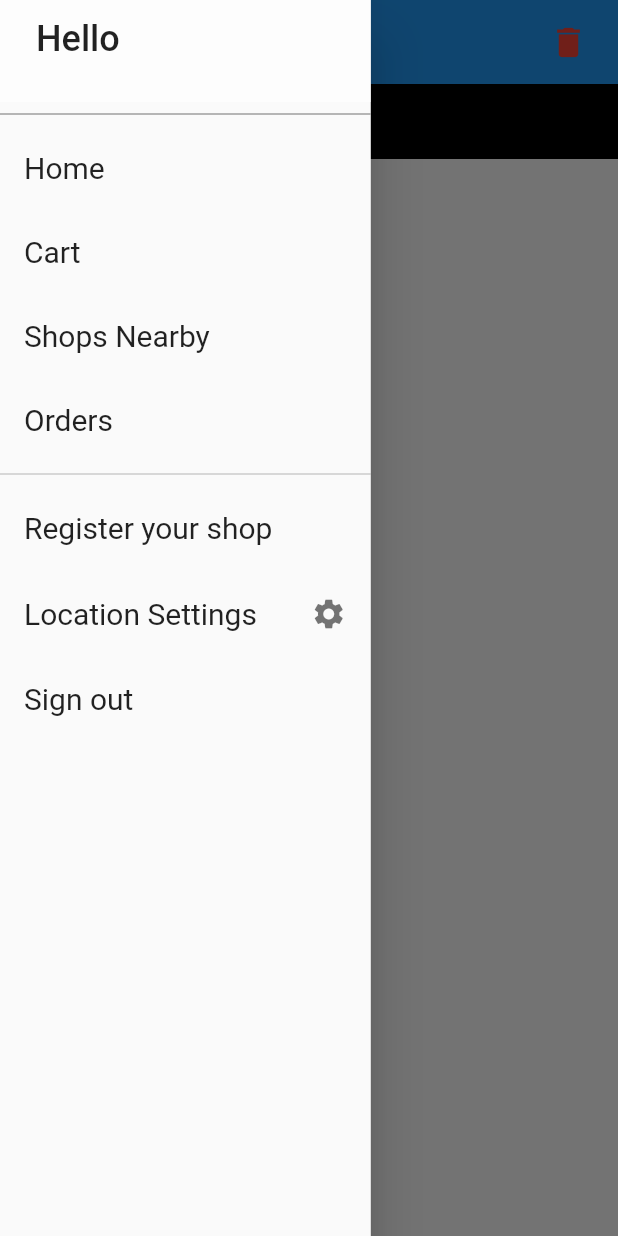
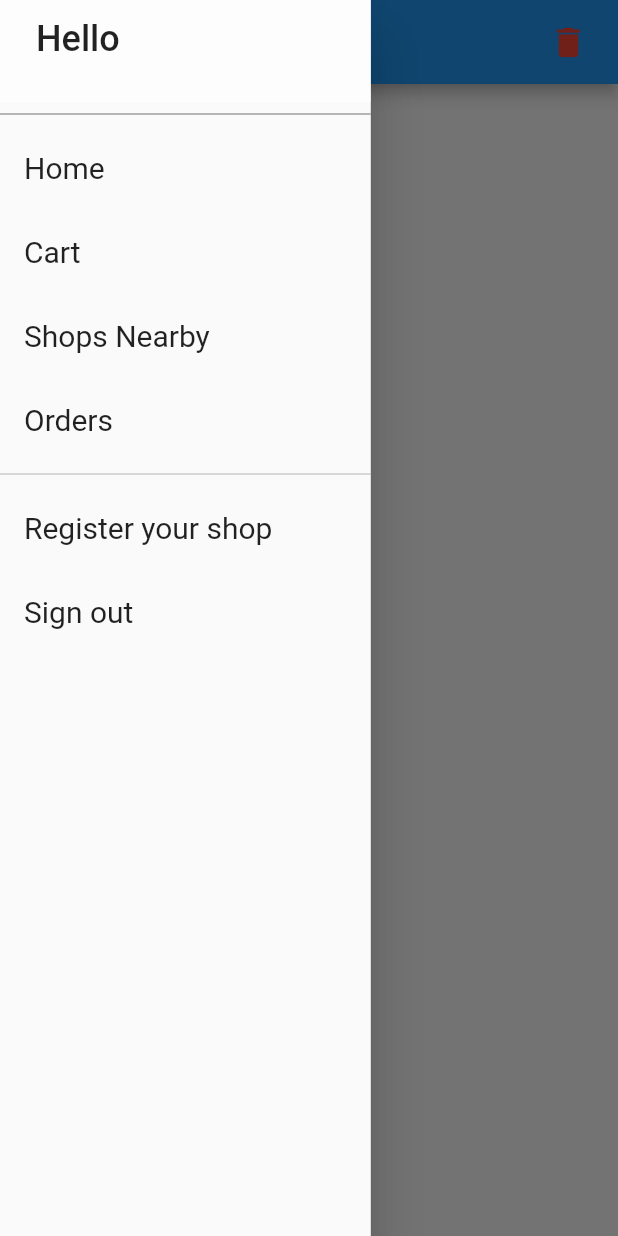
Before and after one commit to slawaty/EndProject, a Flutter app: the CartPage screen opened by its route, with the side drawer open, on a phone screen of 412 x 824 dp. Run offline on Flutter 3.47's test engine with Material 2 defaults, Android fonts, the phone set to English and light mode, and no system bars; our stand-ins replace cached_network_image, cloud_firestore, email_validator, firebase_auth, firebase_storage, geolocator and 6 more; missing offline and left inert: geoflutterfire; accounts and stored records are empty; generated files the repository leaves out were written again; network calls fail.

Commit message:
Second commit

```diff
--- a/lib/pages/cart.dart
+++ b/lib/pages/cart.dart
@@ -63,7 +63,8 @@ class _CartPageState extends State<CartPage> {
             }
             return Scaffold(
               drawer: DrawerPage(),
-              appBar: AppBar(title: Text("APP_NAME"), actions: <Widget>[
+              appBar: AppBar(title: Text("Cart"), actions: <Widget>[
+
                 Padding(
                     padding: EdgeInsets.only(right: 20.0),
                     child: GestureDetector(
@@ -81,10 +82,8 @@ class _CartPageState extends State<CartPage> {
               body: Container(
                 child: ListView(
                   children: <Widget>[
+
                     Container(
-                      height: 50,
-                      width: double.infinity,
-                      color: Colors.black,
                       child: StreamBuilder<List<String>>(
                           stream: cart.updateShops(user.uid),
                           builder: (context, snapshots) {
@@ -100,6 +99,7 @@ class _CartPageState extends State<CartPage> {
                                     mainAxisSize: MainAxisSize.min,
                                     children: [
                                       for (String i in snapshots.data)
+
                                         Container(
                                           padding: const EdgeInsets.only(
                                               left: 4.0, right: 4.0),
@@ -112,6 +112,7 @@ class _CartPageState extends State<CartPage> {
                             }
                           }),
                     ),
+
                     Container(
                       child: Column(
                         children: list,
@@ -120,6 +121,7 @@ class _CartPageState extends State<CartPage> {
                   ],
                 ),
               ),
+
               bottomNavigationBar: BottomAppBar(
                 child: Row(
                   mainAxisAlignment: MainAxisAlignment.end,
--- a/lib/pages/orderitems.dart
+++ b/lib/pages/orderitems.dart
@@ -32,7 +32,7 @@ class OrderItemsPage extends StatelessWidget {
             return Scaffold(
               drawer: DrawerPage(),
               body: ListView(children: list),
-              appBar: AppBar(title: Text("APP_NAME"),actions: <Widget>[CartIcon()],),
+              appBar: AppBar(title: Text("Order"),actions: <Widget>[CartIcon()],),
             );
           }
         },
--- a/lib/pages/orders.dart
+++ b/lib/pages/orders.dart
@@ -33,7 +33,7 @@ class OrdersPage extends StatelessWidget {
               drawer: DrawerPage(),
               body: ListView(children: list),
               appBar: AppBar(
-                title: Text("APP_NAME"),
+                title: Text("Order History"),
                 actions: <Widget>[CartIcon()],
               ),
             );
--- a/lib/widgets/drawer.dart
+++ b/lib/widgets/drawer.dart
@@ -114,26 +114,26 @@ class DrawerPage extends StatelessWidget {
                       },
                     )
                   : Container(),
-              ExpansionTile(
-                trailing: Icon(Icons.settings),
-                title: Text("Location Settings",
-                    style:
-                        TextStyle(fontSize: 20, fontWeight: FontWeight.w400)),
-                children: <Widget>[
-                  Consumer<LocationModel>(builder: (context, location, child) {
-                    return SliderContainer();
-                  }),
-                  RaisedButton(
-                  child: Text("Update location"),
-                  color: Colors.amber,
-                  onPressed: () {
-                    Provider.of<LocationModel>(context,listen: false).getposition();
-                    Navigator.pop(context);
-                    Scaffold.of(context).showSnackBar(SnackBar(content: Text("Location updated")));
-                  },
-                )
-                ],
-              ),
+              // ExpansionTile(
+              //   trailing: Icon(Icons.settings),
+              //   title: Text("Location Settings",
+              //       style:
+              //           TextStyle(fontSize: 20, fontWeight: FontWeight.w400)),
+              //   children: <Widget>[
+              //     Consumer<LocationModel>(builder: (context, location, child) {
+              //       return SliderContainer();
+              //     }),
+              //     RaisedButton(
+              //     child: Text("Update location"),
+              //     color: Colors.amber,
+              //     onPressed: () {
+              //       Provider.of<LocationModel>(context,listen: false).getposition();
+              //       Navigator.pop(context);
+              //       Scaffold.of(context).showSnackBar(SnackBar(content: Text("Location updated")));
+              //     },
+              //   )
+              //   ],
+              // ),
               ListTile(
                 title: Text(
                   "Sign out",
```
Also changed, not shown: lib/pages/signin.dart (+4 -4 lines).
